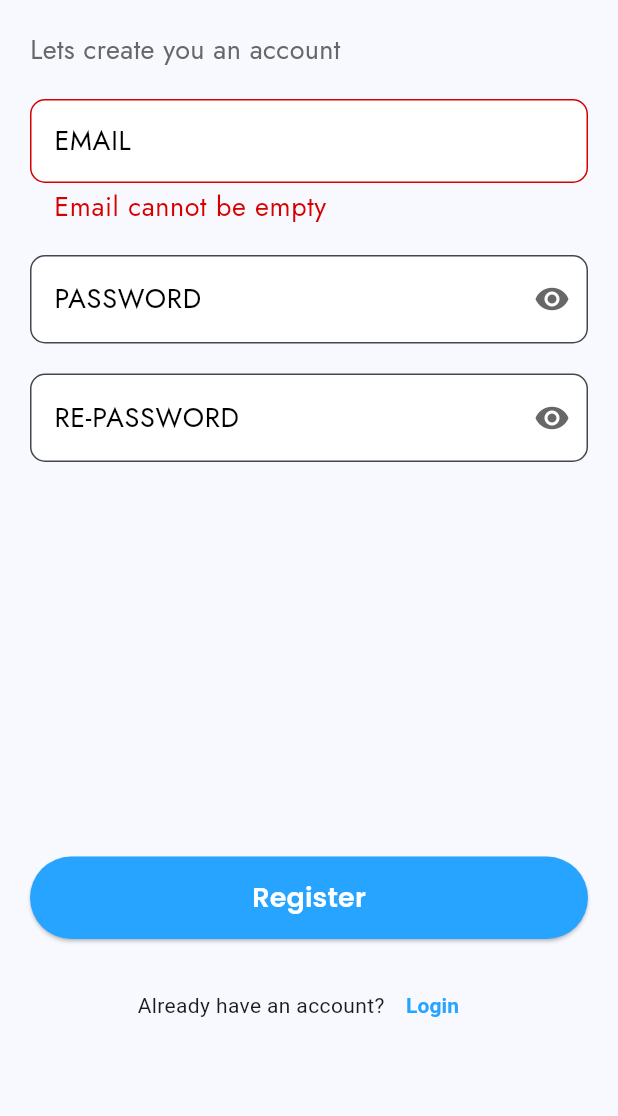
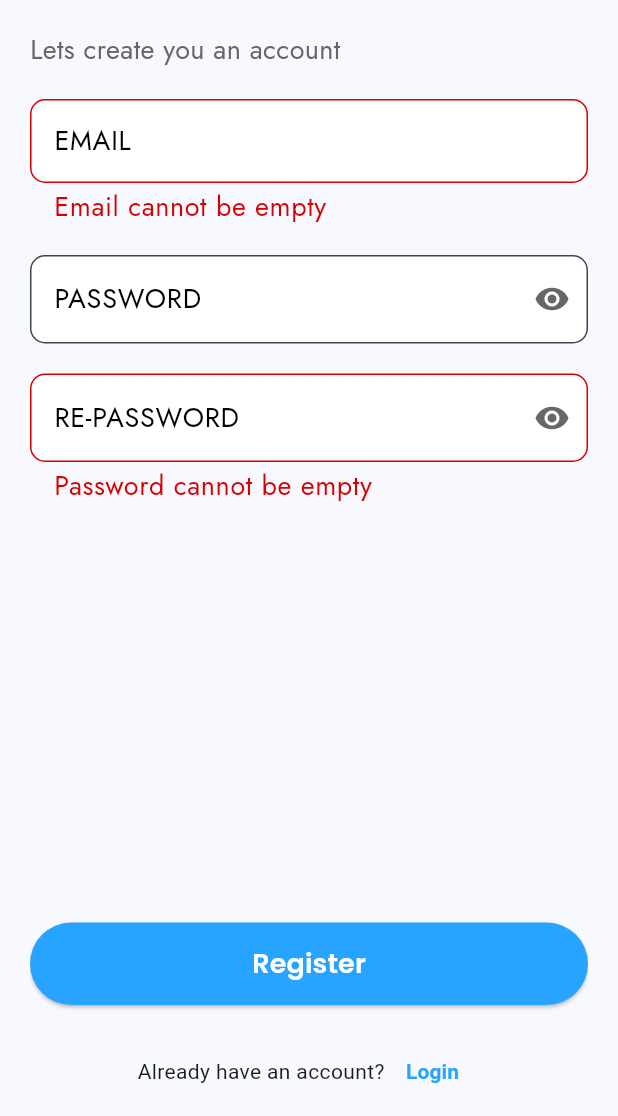
Before and after one commit to Wasim-Zaman/hobbyzhub_mobile, a Flutter app: the RegistrationScreen screen opened directly, after a tap on "Register", on a phone screen of 412 x 824 dp, the part 120-1236 px from its top. Run offline on Flutter 3.47's test engine with Material 2 defaults, Android fonts, the phone set to English and light mode, and no system bars; our stand-ins replace flutter_bloc, flutter_secure_storage, google_fonts, nb_utils, page_transition; accounts and stored records are empty.

Commit message:
registration api implemented

```diff
--- /dev/null
+++ b/lib/blocs/auth/auth_events_states.dart
@@ -0,0 +1,34 @@
+part of 'auth_bloc.dart';
+
+abstract class AuthEvent {}
+
+class AuthEventLogin extends AuthEvent {
+  final String email;
+  final String password;
+
+  AuthEventLogin({required this.email, required this.password});
+}
+
+class AuthEventRegister extends AuthEvent {
+  final String email;
+  final String password;
+
+  AuthEventRegister({required this.email, required this.password});
+}
+
+abstract class AuthState {}
+
+class AuthStateInitial extends AuthState {}
+
+class AuthStateLoading extends AuthState {}
+
+class AuthRegistrationSuccessState extends AuthState {
+  final RegistrationModel response;
+  AuthRegistrationSuccessState({required this.response});
+}
+
+class AuthStateFailure extends AuthState {
+  final String message;
+
+  AuthStateFailure({required this.message});
+}
--- /dev/null
+++ b/lib/controllers/auth/auth_controller.dart
@@ -0,0 +1,29 @@
+import 'dart:convert';
+
+import 'package:hobbyzhub/constants/api_manager.dart';
+import 'package:hobbyzhub/constants/app_url.dart';
+import 'package:hobbyzhub/models/auth/registration_model.dart';
+
+abstract class AuthController {
+  static Future<RegistrationModel> register(
+      String email, String password) async {
+    const url = AuthUrl.register;
+    try {
+      final response = await ApiManager.postRequest({
+        'email': email,
+        'password': password,
+      }, url);
+
+      if (response.statusCode == 200 || response.statusCode == 201) {
+        return RegistrationModel.fromJson(jsonDecode(response.body));
+      } else {
+        final data = jsonDecode(response.body);
+        throw Exception(data["message"]);
+      }
+    } catch (_) {
+      rethrow;
+    }
+  }
+
+  Future<void> login(String email, String password);
+}
--- a/lib/main.dart
+++ b/lib/main.dart
@@ -1,6 +1,6 @@
 import 'package:flutter/material.dart';
 import 'package:hobbyzhub/global/themes/app_theme.dart';
-import 'package:hobbyzhub/views/splash_screen/splash_screen.dart';
+import 'package:hobbyzhub/views/auth/registration_screen.dart';
 import 'package:nb_utils/nb_utils.dart';
 
 void main() async {
@@ -18,7 +18,7 @@ class MyApp extends StatelessWidget {
       title: 'HobbyzHub',
       theme: AppTheme.light,
       navigatorKey: navigatorKey,
-      home: const SplashScreen(),
+      home: const RegistrationScreen(),
     );
   }
 }
--- /dev/null
+++ b/lib/models/auth/registration_model.dart
@@ -0,0 +1,50 @@
+class RegistrationModel {
+  String? apiVersion;
+  String? organizationName;
+  String? message;
+  int? responseCode;
+  Data? data;
+
+  RegistrationModel(
+      {this.apiVersion,
+      this.organizationName,
+      this.message,
+      this.responseCode,
+      this.data});
+
+  RegistrationModel.fromJson(Map<String, dynamic> json) {
+    apiVersion = json['apiVersion'];
+    organizationName = json['organizationName'];
+    message = json['message'];
+    responseCode = json['responseCode'];
+    data = json['data'] != null ? Data.fromJson(json['data']) : null;
+  }
+
+  Map<String, dynamic> toJson() {
+    final Map<String, dynamic> data = <String, dynamic>{};
+    data['apiVersion'] = apiVersion;
+    data['organizationName'] = organizationName;
+    data['message'] = message;
+    data['responseCode'] = responseCode;
+    if (this.data != null) {
+      data['data'] = this.data!.toJson();
+    }
+    return data;
+  }
+}
+
+class Data {
+  String? userId;
+
+  Data({this.userId});
+
+  Data.fromJson(Map<String, dynamic> json) {
+    userId = json['userId'];
+  }
+
+  Map<String, dynamic> toJson() {
+    final Map<String, dynamic> data = <String, dynamic>{};
+    data['userId'] = userId;
+    return data;
+  }
+}
--- a/lib/utils/app_validators.dart
+++ b/lib/utils/app_validators.dart
@@ -7,4 +7,12 @@ class AppValidators {
     }
     return null;
   };
+
+  static var reEnterPassword = (String? value, String old) {
+    if (value!.isEmpty) {
+      return "Password cannot be empty";
+    } else if (value != old) {
+      return "Password does not match";
+    }
+  };
 }
--- a/lib/views/auth/registration_screen.dart
+++ b/lib/views/auth/registration_screen.dart
@@ -1,6 +1,9 @@
 import 'package:flutter/material.dart';
+import 'package:flutter_bloc/flutter_bloc.dart';
+import 'package:hobbyzhub/blocs/auth/auth_bloc.dart';
 import 'package:hobbyzhub/constants/app_text_style.dart';
 import 'package:hobbyzhub/utils/app_navigator.dart';
+import 'package:hobbyzhub/utils/app_toast.dart';
 import 'package:hobbyzhub/utils/app_validators.dart';
 import 'package:hobbyzhub/views/auth/login_screen.dart';
 import 'package:hobbyzhub/views/widgets/buttons/primary_button.dart';
@@ -29,6 +32,17 @@ class _RegistrationScreenState extends State<RegistrationScreen> {
   FocusNode passwordFocusNode = FocusNode();
   FocusNode rePasswordFocusNode = FocusNode();
 
+  // blocs
+  AuthBloc authBloc = AuthBloc();
+
+  initBloc() {
+    authBloc = authBloc
+      ..add(AuthEventRegister(
+        email: emailController.text.trim(),
+        password: passwordController.text.trim(),
+      ));
+  }
+
   @override
   void dispose() {
     emailController.dispose();
@@ -45,13 +59,21 @@ class _RegistrationScreenState extends State<RegistrationScreen> {
   @override
   Widget build(BuildContext context) {
     return Scaffold(
-      body: SafeArea(
+      body: BlocListener<AuthBloc, AuthState>(
+        bloc: authBloc,
+        listener: (context, state) {
+          if (state is AuthRegistrationSuccessState) {
+            AppToast.normal(state.response.message);
+          } else if (state is AuthStateFailure) {
+            AppToast.danger(state.message);
+          }
+        },
+        child: SafeArea(
           child: Form(
             key: formKey,
             child: Padding(
               padding: const EdgeInsets.all(20.0),
-            child: Column(
-              crossAxisAlignment: CrossAxisAlignment.start,
+              child: ListView(
                 children: [
                   20.height,
                   Text('Register on Hobbyzhub', style: AppTextStyle.headings),
@@ -78,9 +100,17 @@ class _RegistrationScreenState extends State<RegistrationScreen> {
                     labelText: 'RE-PASSWORD',
                     controller: rePasswordController,
                     hintText: "Re-enter your password",
+                    validator: (p0) {
+                      return AppValidators.reEnterPassword(
+                        p0,
+                        passwordController.text,
+                      );
+                    },
                   ),
                   20.height,
-                Expanded(
+                  // take the available height of the page
+                  SizedBox(
+                    height: context.height() * 0.5,
                     child: Column(
                       mainAxisAlignment: MainAxisAlignment.end,
                       children: [
@@ -88,14 +118,9 @@ class _RegistrationScreenState extends State<RegistrationScreen> {
                             caption: "Register",
                             onPressed: () {
                               if (formKey.currentState!.validate()) {
-                              print('validated');
-                            } else {
-                              print('not validated');
-                            }
+                                initBloc();
+                              } else {}
                             }),
-                    ],
-                  ),
-                ),
                         20.height,
                         Row(
                           mainAxisAlignment: MainAxisAlignment.center,
@@ -116,6 +141,10 @@ class _RegistrationScreenState extends State<RegistrationScreen> {
                       ],
                     ),
                   ),
+                ],
+              ),
+            ),
+          ),
         ),
       ),
     );
--- a/pubspec.yaml
+++ b/pubspec.yaml
@@ -41,6 +41,7 @@ dependencies:
   page_transition: ^2.1.0
   nb_utils: ^6.0.6
   http: ^1.1.0
+  flutter_bloc: ^8.1.3
 
 dev_dependencies:
   flutter_test:
```
Also changed, not shown: lib/blocs/auth/auth_bloc.dart (added, +36 -0 lines), lib/constants/app_url.dart (added, +13 -0 lines), pubspec.lock. Lines whose indentation alone changed are shown as unchanged.
